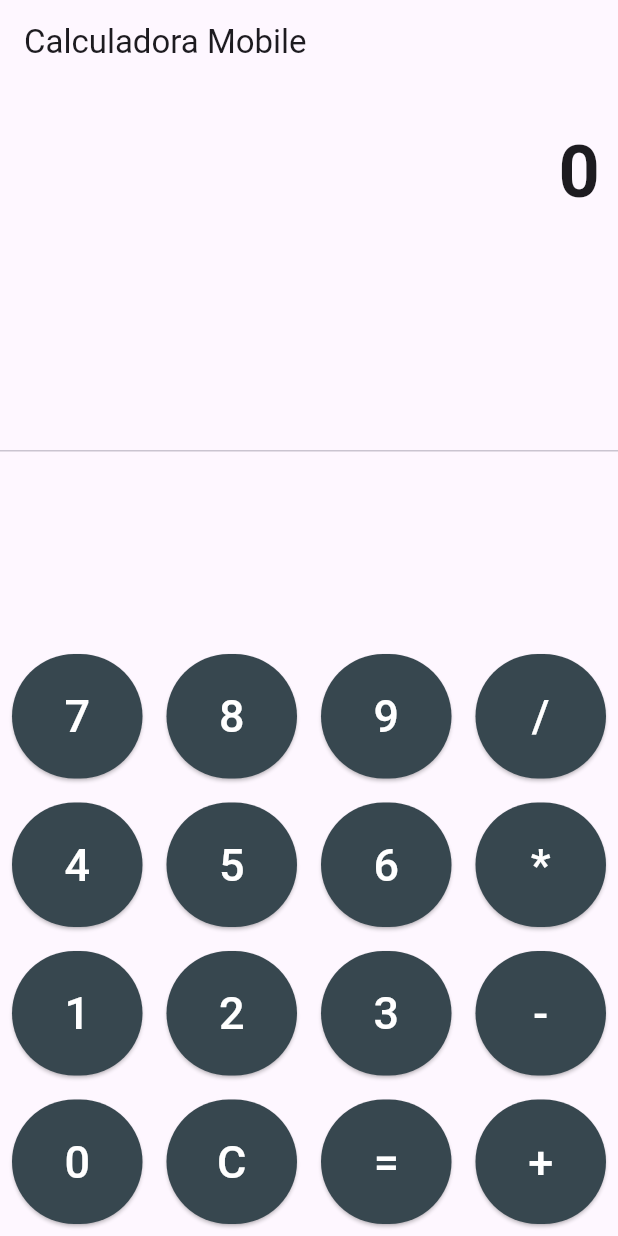
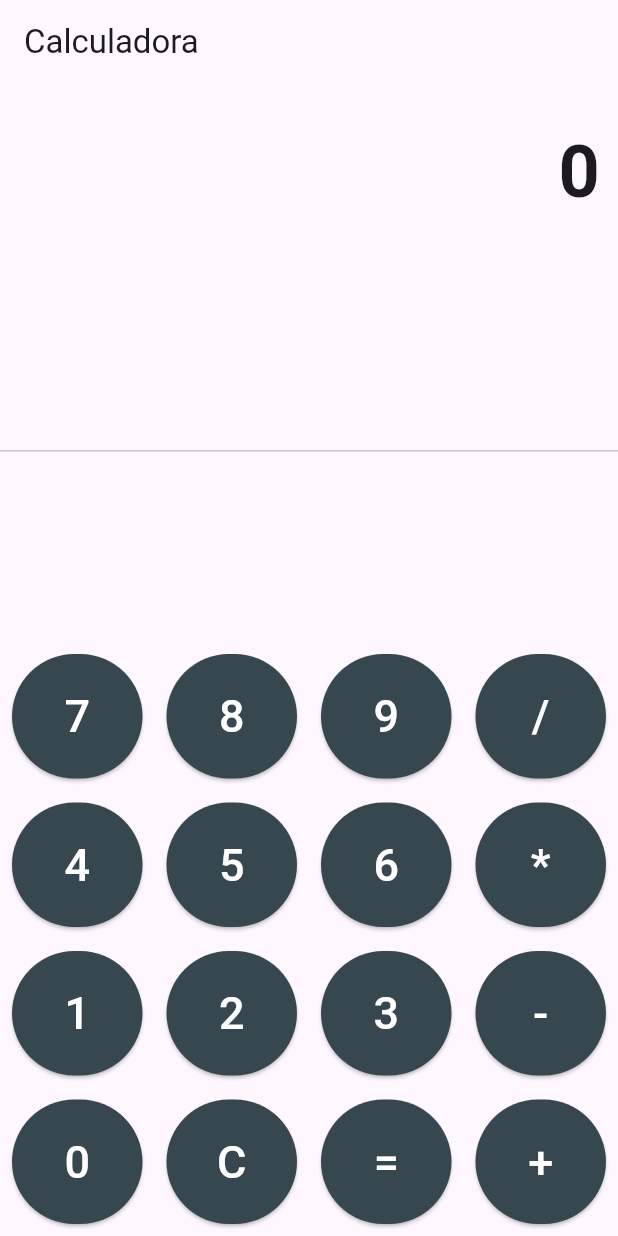
Before and after one commit to TassioTeodoro/Calculadora, a Flutter app: the screen it shows after launch, on a phone screen of 412 x 824 dp. Run offline on Flutter 3.47's test engine with Material 3 defaults, Android fonts, the phone set to English and light mode, and no system bars.

Commit message:
Calculadora

```diff
--- a/lib/main.dart
+++ b/lib/main.dart
@@ -10,7 +10,7 @@ class App extends StatelessWidget {
     return MaterialApp(
       home: Scaffold(
         appBar: AppBar(
-          title: Text("Calculadora Mobile"),
+          title: Text("Calculadora"),
         ),
         body: Center(
           child: Calculadora(),
```
